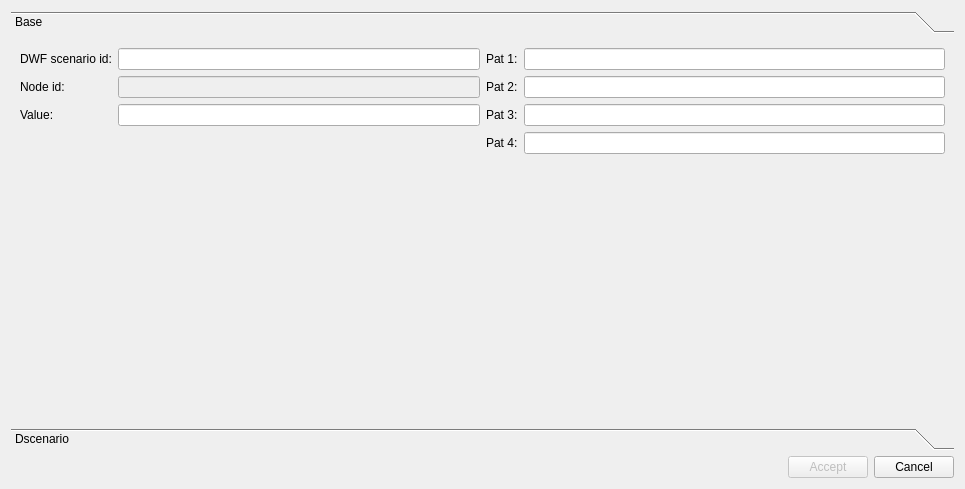
This is core/ui/toolbars/basic/info_epa_dwf.ui in Giswater/giswater_qgis_plugin as Qt 5 draws it before an edit. The edited form follows.
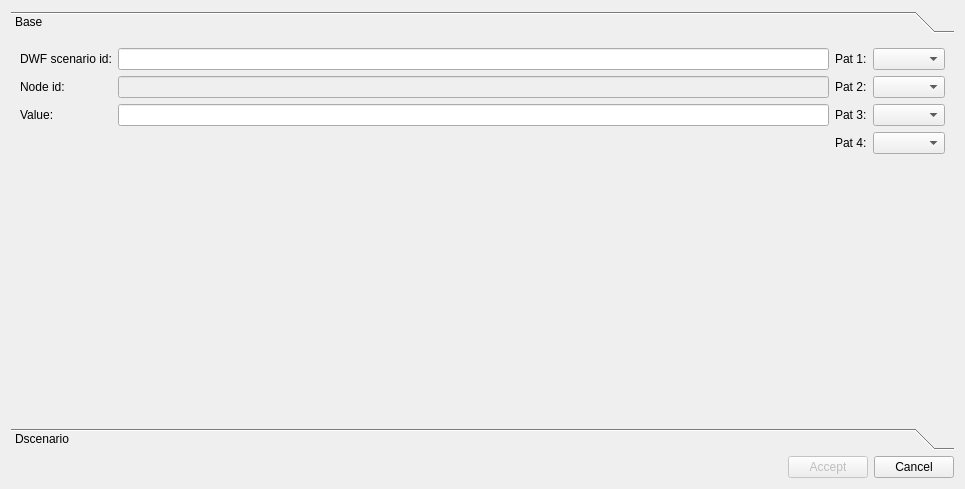
This is the edited form.

Commit message: Enhancement: make dwf patterns combos

Diff of the .ui file:
```diff
--- a/core/ui/toolbars/basic/info_epa_dwf.ui
+++ b/core/ui/toolbars/basic/info_epa_dwf.ui
@@ -25,7 +25,7 @@
         <x>0</x>
         <y>0</y>
         <width>947</width>
-        <height>386</height>
+        <height>379</height>
        </rect>
       </property>
       <attribute name="label">
@@ -88,11 +88,12 @@
        </item>
        <item row="0" column="1">
         <layout class="QGridLayout" name="lyt_base_2" rowstretch="0,0,0,0,0">
-         <item row="1" column="1">
-          <widget class="QLineEdit" name="pat2"/>
-         </item>
-         <item row="0" column="1">
-          <widget class="QLineEdit" name="pat1"/>
+         <item row="0" column="0">
+          <widget class="QLabel" name="label_2">
+           <property name="text">
+            <string>Pat 1:</string>
+           </property>
+          </widget>
          </item>
          <item row="3" column="0">
           <widget class="QLabel" name="label_7">
@@ -101,9 +102,6 @@
            </property>
           </widget>
          </item>
-         <item row="3" column="1">
-          <widget class="QLineEdit" name="pat4"/>
-         </item>
          <item row="2" column="0">
           <widget class="QLabel" name="label_6">
            <property name="text">
@@ -111,15 +109,18 @@
            </property>
           </widget>
          </item>
-         <item row="0" column="0">
-          <widget class="QLabel" name="label_2">
-           <property name="text">
-            <string>Pat 1:</string>
+         <item row="4" column="0" colspan="4">
+          <spacer name="verticalSpacer_2">
+           <property name="orientation">
+            <enum>Qt::Vertical</enum>
            </property>
-          </widget>
-         </item>
-         <item row="2" column="1">
-          <widget class="QLineEdit" name="pat3"/>
+           <property name="sizeHint" stdset="0">
+            <size>
+             <width>20</width>
+             <height>40</height>
+            </size>
+           </property>
+          </spacer>
          </item>
          <item row="1" column="0">
           <widget class="QLabel" name="label_5">
@@ -128,18 +129,24 @@
            </property>
           </widget>
          </item>
-         <item row="4" column="0" colspan="2">
-          <spacer name="verticalSpacer_2">
-           <property name="orientation">
-            <enum>Qt::Vertical</enum>
+         <item row="0" column="1" colspan="3">
+          <widget class="QComboBox" name="pat1">
+           <property name="sizePolicy">
+            <sizepolicy hsizetype="Preferred" vsizetype="Fixed">
+             <horstretch>0</horstretch>
+             <verstretch>0</verstretch>
+            </sizepolicy>
            </property>
-           <property name="sizeHint" stdset="0">
-            <size>
-             <width>20</width>
-             <height>40</height>
-            </size>
-           </property>
-          </spacer>
+          </widget>
+         </item>
+         <item row="3" column="1" colspan="3">
+          <widget class="QComboBox" name="pat4"/>
+         </item>
+         <item row="2" column="1" colspan="3">
+          <widget class="QComboBox" name="pat3"/>
+         </item>
+         <item row="1" column="1" colspan="3">
+          <widget class="QComboBox" name="pat2"/>
          </item>
         </layout>
        </item>
```
Left out of the diff: 4 changed lines with no effect on the pictures. The commit also changes 1 other file.
